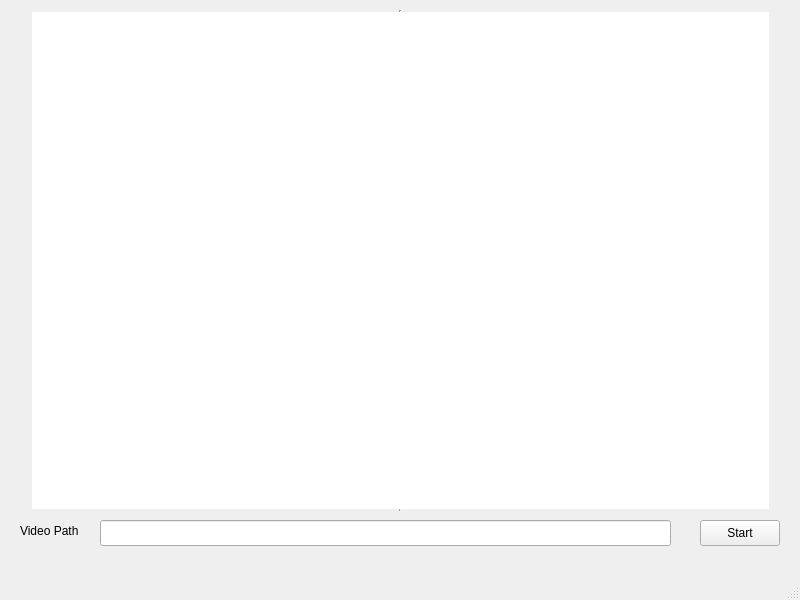
The window that penghitungTutupBotol/mainwindow.ui (ekharisma/Penghitung-Tutup-Botol) describes before a commit, drawn with Qt 5.
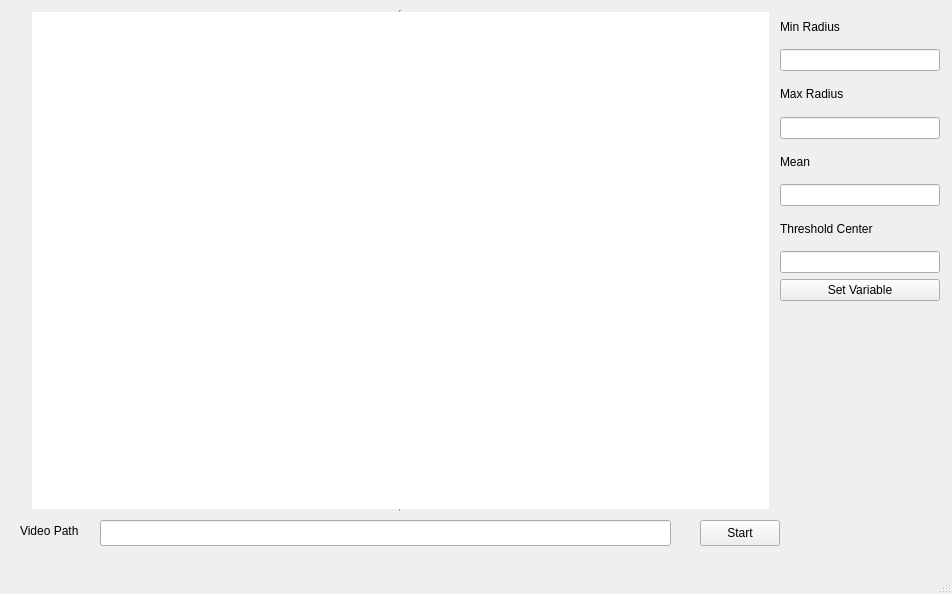
The same window after the commit.

```diff
--- a/penghitungTutupBotol/mainwindow.ui
+++ b/penghitungTutupBotol/mainwindow.ui
@@ -6,8 +6,8 @@
    <rect>
     <x>0</x>
     <y>0</y>
-    <width>800</width>
-    <height>600</height>
+    <width>952</width>
+    <height>594</height>
    </rect>
   </property>
   <property name="windowTitle">
@@ -63,6 +63,65 @@
      <enum>QFrame::VLine</enum>
     </property>
    </widget>
+   <widget class="QWidget" name="verticalLayoutWidget">
+    <property name="geometry">
+     <rect>
+      <x>780</x>
+      <y>10</y>
+      <width>160</width>
+      <height>291</height>
+     </rect>
+    </property>
+    <layout class="QVBoxLayout" name="verticalLayout_2">
+     <item>
+      <widget class="QLabel" name="label_2">
+       <property name="text">
+        <string>Min Radius</string>
+       </property>
+      </widget>
+     </item>
+     <item>
+      <widget class="QLineEdit" name="minRadeEdit"/>
+     </item>
+     <item>
+      <widget class="QLabel" name="label_3">
+       <property name="text">
+        <string>Max Radius</string>
+       </property>
+      </widget>
+     </item>
+     <item>
+      <widget class="QLineEdit" name="maxRadEdit"/>
+     </item>
+     <item>
+      <widget class="QLabel" name="label_4">
+       <property name="text">
+        <string>Mean</string>
+       </property>
+      </widget>
+     </item>
+     <item>
+      <widget class="QLineEdit" name="meanEdit"/>
+     </item>
+     <item>
+      <widget class="QLabel" name="label_5">
+       <property name="text">
+        <string>Threshold Center</string>
+       </property>
+      </widget>
+     </item>
+     <item>
+      <widget class="QLineEdit" name="thresEdit"/>
+     </item>
+     <item>
+      <widget class="QPushButton" name="setVarBtn">
+       <property name="text">
+        <string>Set Variable</string>
+       </property>
+      </widget>
+     </item>
+    </layout>
+   </widget>
   </widget>
   <widget class="QMenuBar" name="menubar">
    <property name="geometry">
```
Left out of the diff: 2 changed lines with no effect on the pictures.
